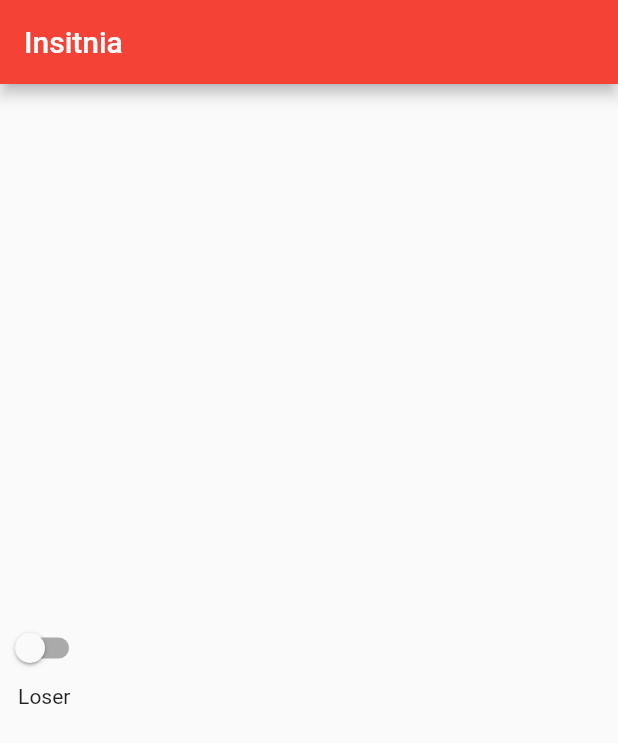
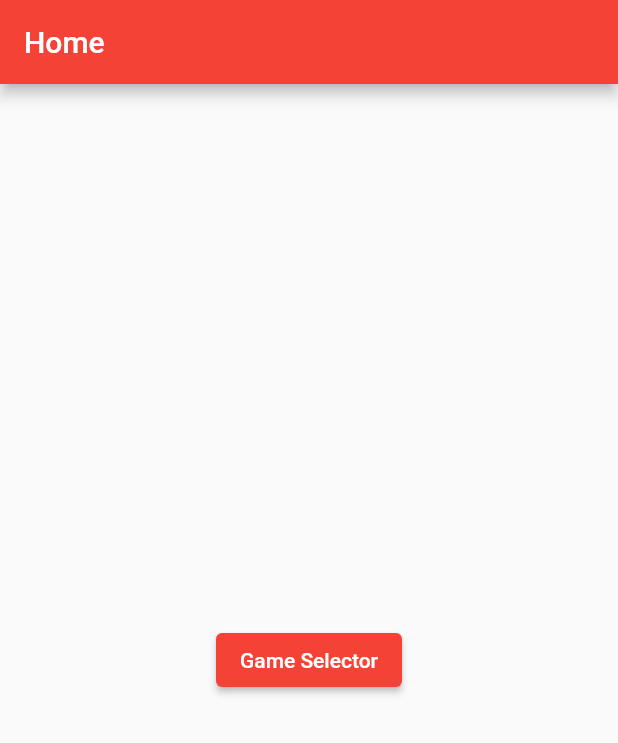
Before and after one commit to Caterpillar-Incorporated/frontend, a Flutter app: the screen it shows after launch, on a phone screen of 412 x 824 dp. Shown: the top 743 px of the screen. Run offline on Flutter 3.47's test engine with Material 2 defaults, Android fonts, the phone set to English and light mode, and no system bars.

Commit message:
pages in place and updated call to db to include game id

```diff
--- a/lib/main.dart
+++ b/lib/main.dart
@@ -1,6 +1,5 @@
 import 'package:flutter/material.dart';
-
-import 'field.dart';
+import 'package:my_flutter_app/pages/homeScreen.dart';
 
 void main() {
   runApp(const MyApp());
@@ -16,59 +15,7 @@ class MyApp extends StatelessWidget {
       theme: ThemeData(
         primarySwatch: Colors.red,
       ),
-      home: const MyHomePage(title: 'Insitnia'),
+      home: const HomeScreen(),
     );
   }
 }
-
-class MyHomePage extends StatefulWidget {
-  const MyHomePage({super.key, required this.title});
-
-  final String title;
-
-  @override
-  State<MyHomePage> createState() => MyHomePageState();
-}
-
-class MyHomePageState extends State<MyHomePage> {
-  bool state = false;
-
-  @override
-  Widget build(BuildContext context) {
-    return Scaffold(
-      appBar: AppBar(
-        title: Text(widget.title),
-      ),
-      body: Column(
-        mainAxisAlignment: MainAxisAlignment.center,
-        children: <Widget>[
-          Switch(
-            value: state,
-            onChanged: (bool value) {
-              setState(() {
-                state = value;
-              });
-            },
-          ),
-          (
-            (() {
-              switch(state) {
-              case false: {
-                return const Text('Loser');
-              }
-
-              default: {
-                return const FootballFieldPlayer(
-                  startFrame: 0,
-                  endFrame: 5000,
-                  metadataName: 'metadata.json',
-                );
-              }
-            }
-            })()
-          )
-        ]
-      )
-    );
-  }
-}
--- /dev/null
+++ b/lib/pages/homeScreen.dart
@@ -0,0 +1,32 @@
+import 'package:flutter/material.dart';
+import 'package:my_flutter_app/pages/gameSelectionScreen.dart';
+
+class HomeScreen extends StatelessWidget {
+  const HomeScreen({super.key});
+
+  @override
+  Widget build(BuildContext context) {
+    return Scaffold(
+      appBar: AppBar(
+        title: const Text("Home"),
+      ),
+      body: Center(
+        child: Column(
+          mainAxisAlignment: MainAxisAlignment.center,
+          children: <Widget>[
+            ElevatedButton(
+              onPressed: () {
+                Navigator.push(
+                  context,
+                  MaterialPageRoute(builder: (context) => const GameSelectionScreen()),
+                );
+              },
+              child: const Text("Game Selector")
+            )
+          ]
+        )
+      )
+    );
+  }
+
+}
```
Also changed, not shown: lib/field.dart (+15 -6 lines), lib/pages/eventDisplayScreen.dart (added, +38 -0 lines), lib/pages/gameSelectionScreen.dart (added, +40 -0 lines).
